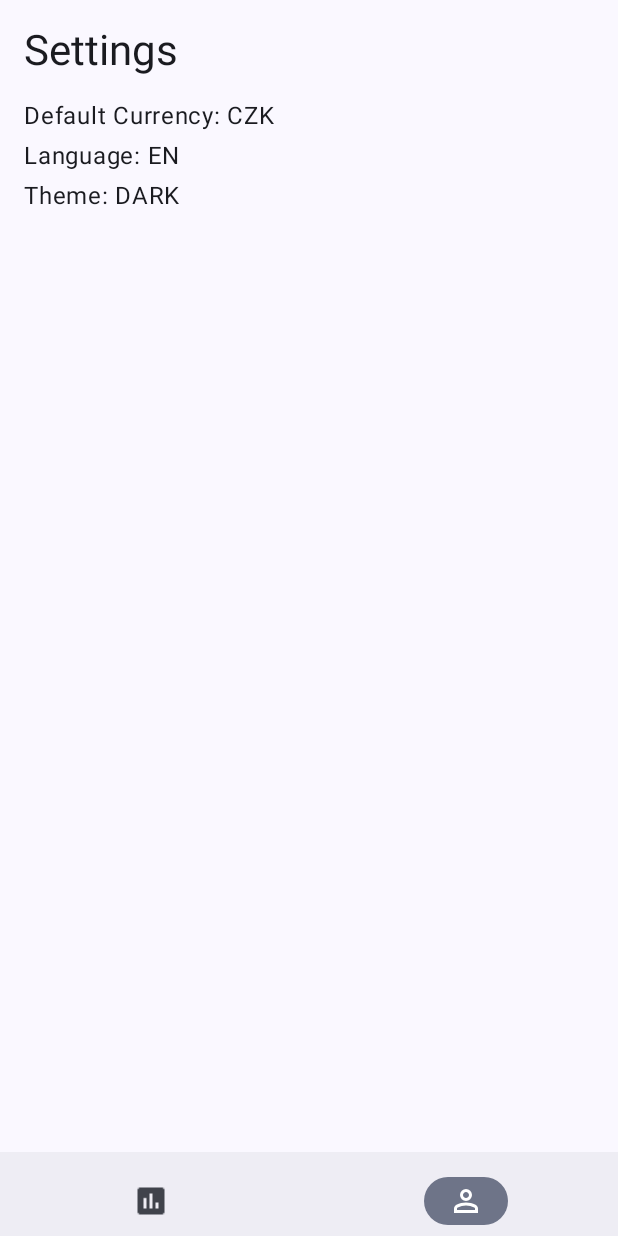
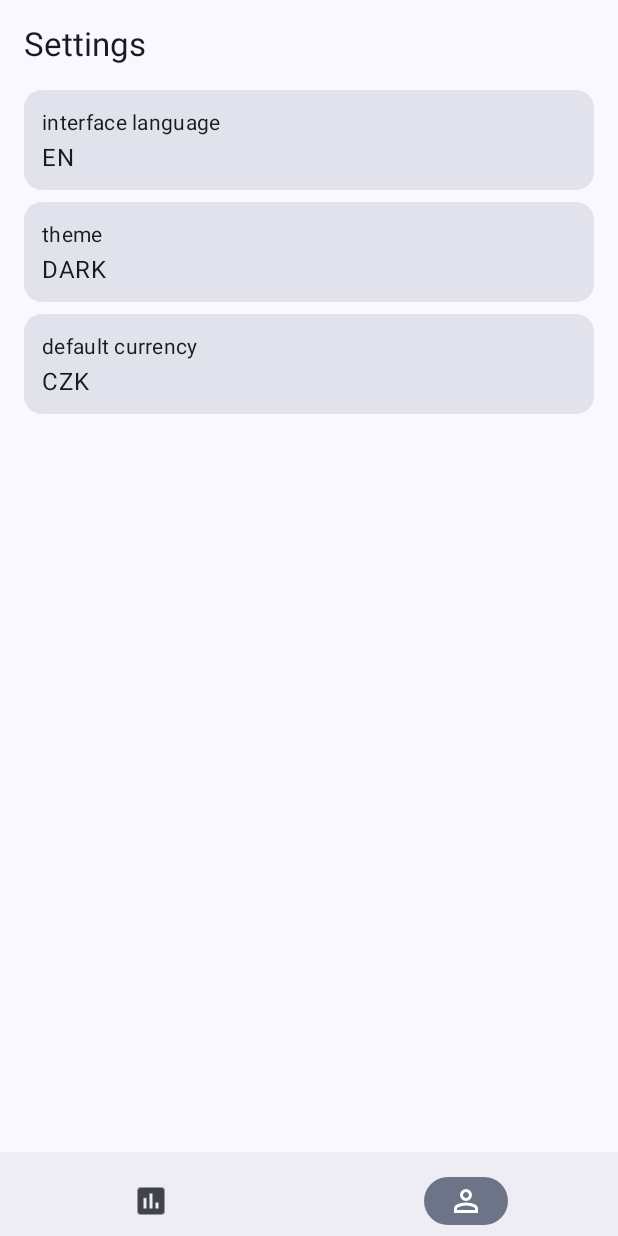
Before and after one commit to Rakhmanidze/RateMan-app, an Android app built with Jetpack Compose: the ProfileScreen screen opened through its navigation route, on a phone screen of 412 x 824 dp. Run offline under Robolectric (Android 15) with nearby library versions, the phone set to English and light mode, and no system bars.

Commit message:
Refactor ProfileScreen for enhanced settings management. - Introduce dropdown menus for language, theme, and default currency selection. - Update the profile settings when a new value is selected in the dropdown menu. - The profile change action now includes a callback for updating the profile.

```diff
--- a/app/src/main/java/com/currency/rateman/ui/navigation/AppRouter.kt
+++ b/app/src/main/java/com/currency/rateman/ui/navigation/AppRouter.kt
@@ -105,6 +105,8 @@ fun MainAppRouter(navController: NavHostController) {
                         launchSingleTop = true
                         restoreState = true
                     }
+                },
+                onProfileChange = { updatedProfile ->
                 }
             )
         }
--- a/app/src/main/java/com/currency/rateman/ui/screens/ProfileScreen.kt
+++ b/app/src/main/java/com/currency/rateman/ui/screens/ProfileScreen.kt
@@ -1,24 +1,31 @@
 package com.currency.rateman.ui.screens
 
-import androidx.compose.material3.Scaffold
-import androidx.compose.runtime.Composable
+import androidx.compose.foundation.background
+import androidx.compose.foundation.clickable
+import androidx.compose.foundation.layout.*
+import androidx.compose.material3.*
+import androidx.compose.runtime.*
+import androidx.compose.ui.Modifier
+import androidx.compose.ui.unit.dp
+import com.currency.rateman.data.model.CurrencyCode
+import com.currency.rateman.data.model.LanguageCode
 import com.currency.rateman.data.model.Profile
 import com.currency.rateman.ui.navigation.BottomNavItem
-import androidx.compose.foundation.layout.Column
-import androidx.compose.foundation.layout.fillMaxSize
-import androidx.compose.foundation.layout.padding
-import androidx.compose.material3.MaterialTheme
-import androidx.compose.material3.Text
-import androidx.compose.ui.Modifier
-import androidx.compose.ui.unit.dp
+import androidx.compose.foundation.shape.RoundedCornerShape
+import com.currency.rateman.data.model.ThemeMode
 
 @Composable
 fun ProfileScreen(
     bottomNavItems: List<BottomNavItem>,
     currentRoute: String?,
     profile: Profile,
-    onNavItemClick: (BottomNavItem) -> Unit
+    onNavItemClick: (BottomNavItem) -> Unit,
+    onProfileChange: (Profile) -> Unit
 ) {
+    var languageExpanded by remember { mutableStateOf(false) }
+    var themeExpanded by remember { mutableStateOf(false) }
+    var currencyExpanded by remember { mutableStateOf(false) }
+
     Scaffold(
         bottomBar = {
             BottomNavBar(
@@ -34,25 +41,157 @@ fun ProfileScreen(
                 .padding(paddingValues)
                 .padding(16.dp)
         ) {
-            Text(text = "Settings", style = MaterialTheme.typography.headlineMedium)
-
+            // Title
             Text(
-                text = "Default Currency: ${profile.defaultCurrency.name}",
-                style = MaterialTheme.typography.bodyLarge,
-                modifier = Modifier.padding(top = 16.dp)
+                text = "Settings",
+                style = MaterialTheme.typography.titleLarge,
+                modifier = Modifier.padding(bottom = 16.dp)
             )
 
-            Text(
-                text = "Language: ${profile.uiLanguage.name}",
-                style = MaterialTheme.typography.bodyLarge,
-                modifier = Modifier.padding(top = 8.dp)
-            )
+            // Language Setting
+            Box(
+                modifier = Modifier
+                    .fillMaxWidth()
+                    .background(
+                        MaterialTheme.colorScheme.surfaceVariant,
+                        shape = RoundedCornerShape(12.dp)
+                    )
+                    .clickable { languageExpanded = true }
+                    .padding(12.dp)
+            ) {
+                Column {
+                    Text(
+                        text = "interface language",
+                        style = MaterialTheme.typography.bodyMedium,
+                        color = MaterialTheme.colorScheme.onSurface
+                    )
+                    Text(
+                        text = profile.uiLanguage.name,
+                        style = MaterialTheme.typography.bodyLarge,
+                        color = MaterialTheme.colorScheme.onSurface,
+                        modifier = Modifier.padding(top = 4.dp)
+                    )
+                }
+                DropdownMenu(
+                    expanded = languageExpanded,
+                    onDismissRequest = { languageExpanded = false },
+                    modifier = Modifier
+                        .background(MaterialTheme.colorScheme.surface)
+                ) {
+                    // Assuming UILanguage is the enum type for uiLanguage
+                    enumValues<LanguageCode>().forEach { language ->
+                        DropdownMenuItem(
+                            text = {
+                                Text(
+                                    text = language.name,
+                                    style = MaterialTheme.typography.bodyMedium
+                                )
+                            },
+                            onClick = {
+                                onProfileChange(profile.copy(uiLanguage = language))
+                                languageExpanded = false
+                            }
+                        )
+                    }
+                }
+            }
 
-            Text(
-                text = "Theme: ${profile.themeMode.name}",
-                style = MaterialTheme.typography.bodyLarge,
-                modifier = Modifier.padding(top = 8.dp)
-            )
+            // Theme Setting
+            Box(
+                modifier = Modifier
+                    .fillMaxWidth()
+                    .padding(top = 8.dp)
+                    .background(
+                        MaterialTheme.colorScheme.surfaceVariant,
+                        shape = RoundedCornerShape(12.dp)
+                    )
+                    .clickable { themeExpanded = true }
+                    .padding(12.dp)
+            ) {
+                Column {
+                    Text(
+                        text = "theme",
+                        style = MaterialTheme.typography.bodyMedium,
+                        color = MaterialTheme.colorScheme.onSurface
+                    )
+                    Text(
+                        text = profile.themeMode.name,
+                        style = MaterialTheme.typography.bodyLarge,
+                        color = MaterialTheme.colorScheme.onSurface,
+                        modifier = Modifier.padding(top = 4.dp)
+                    )
+                }
+                DropdownMenu(
+                    expanded = themeExpanded,
+                    onDismissRequest = { themeExpanded = false },
+                    modifier = Modifier
+                        .background(MaterialTheme.colorScheme.surface)
+                ) {
+                    // Assuming ThemeMode is the enum type for themeMode
+                    enumValues<ThemeMode>().forEach { theme ->
+                        DropdownMenuItem(
+                            text = {
+                                Text(
+                                    text = theme.name,
+                                    style = MaterialTheme.typography.bodyMedium
+                                )
+                            },
+                            onClick = {
+                                onProfileChange(profile.copy(themeMode = theme))
+                                themeExpanded = false
+                            }
+                        )
+                    }
+                }
+            }
+
+            // Default Currency Setting
+            Box(
+                modifier = Modifier
+                    .fillMaxWidth()
+                    .padding(top = 8.dp)
+                    .background(
+                        MaterialTheme.colorScheme.surfaceVariant,
+                        shape = RoundedCornerShape(12.dp)
+                    )
+                    .clickable { currencyExpanded = true }
+                    .padding(12.dp)
+            ) {
+                Column {
+                    Text(
+                        text = "default currency",
+                        style = MaterialTheme.typography.bodyMedium,
+                        color = MaterialTheme.colorScheme.onSurface
+                    )
+                    Text(
+                        text = profile.defaultCurrency.name,
+                        style = MaterialTheme.typography.bodyLarge,
+                        color = MaterialTheme.colorScheme.onSurface,
+                        modifier = Modifier.padding(top = 4.dp)
+                    )
+                }
+                DropdownMenu(
+                    expanded = currencyExpanded,
+                    onDismissRequest = { currencyExpanded = false },
+                    modifier = Modifier
+                        .background(MaterialTheme.colorScheme.surface)
+                ) {
+                    CurrencyCode.entries.forEach { currency ->
+                        DropdownMenuItem(
+                            text = {
+                                Text(
+                                    text = currency.name,
+                                    style = MaterialTheme.typography.bodyMedium
+                                )
+                            },
+                            onClick = {
+                                onProfileChange(profile.copy(defaultCurrency = currency))
+                                currencyExpanded = false
+                            }
+                        )
+                    }
+                }
+            }
         }
     }
 }
```
